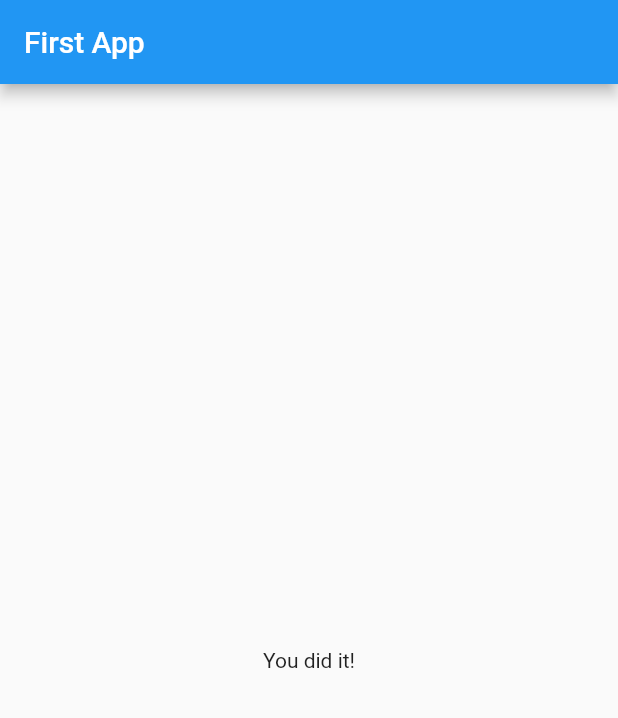
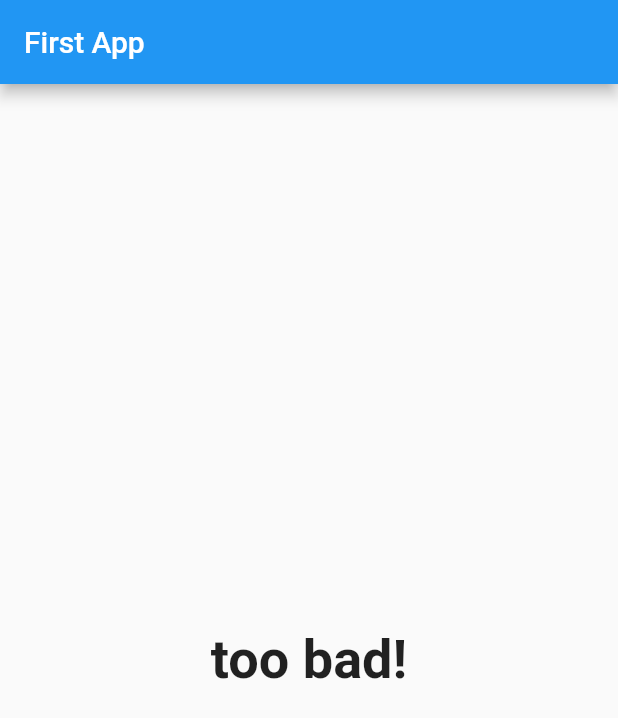
Before and after one commit to 17app001/flutter_practice, a Flutter app: the screen it shows after launch, after a tap on "Black", after a tap on "Dog", after a tap on "Coding", on a phone screen of 412 x 824 dp. Shown: the top 718 px of the screen. Run offline on Flutter 3.47's test engine with Material 2 defaults, Android fonts, the light colour scheme and no system bars.

Commit message:
完成題目增加分數，分離quiz.dart & result.dart 計算總分功能

```diff
--- a/lib/main.dart
+++ b/lib/main.dart
@@ -1,7 +1,7 @@
 // ignore_for_file: deprecated_member_use, avoid_print
 import 'package:flutter/material.dart';
-import './question.dart';
-import './answer.dart';
+import './quiz.dart';
+import './result.dart';
 
 void main() => runApp(MyApp());
 
@@ -14,30 +14,46 @@
 
 // 轉換成私有類
 class _MyAppState extends State<MyApp> {
-  final questions = const [
+  final _questions = const [
     {
       'question': 'What\'s your favorite color?',
-      'answers': ['Black', 'Red', 'Green', 'White']
+      'answers': [
+        {'text': 'Black', 'score': 10},
+        {'text': 'Red', 'score': 20},
+        {'text': 'Green', 'score': 30},
+        {'text': 'White', 'score': 0},
+      ]
     },
     {
       'question': 'What\'s your favorite animal?',
-      'answers': ['Rabbit', 'Dog', 'Cat', 'Bird']
+      'answers': [
+        {'text': 'Rabbit', 'score': 30},
+        {'text': 'Dog', 'score': 20},
+        {'text': 'Cat', 'score': 0},
+        {'text': 'Bird', 'score': 10},
+      ]
     },
     {
       'question': 'What\'s your favorite habit?',
-      'answers': ['Reading', 'Walking', 'Coding', 'Playing']
+      'answers': [
+        {'text': 'Reading', 'score': 10},
+        {'text': 'Walking', 'score': 0},
+        {'text': 'Coding', 'score': 20},
+        {'text': 'Playing', 'score': 40},
+      ]
     },
   ];
 
   // 增加底線私有屬性
   int _questionIndex = 0;
+  int _totalScore = 0;
 
   // 函示宣告(私有函式)
-  void _answerQuestion() {
-    if (_questionIndex >= questions.length) {
+  void _answerQuestion(int score) {
+    if (_questionIndex >= _questions.length) {
       return;
     }
-
+    _totalScore += score;
     setState(() {
       _questionIndex++;
     });
@@ -46,20 +62,13 @@
   @override
   Widget build(BuildContext context) {
     var appBar = AppBar(title: Text('First App'));
-    var appBody = _questionIndex < questions.length
-        ? Column(
-            children: [
-              // 使用as確認類型
-              Question(questions[_questionIndex]['question'] as String),
-              // 使用callback
-              ...(questions[_questionIndex]['answers'] as List<String>)
-                  .map((answer) => Answer(_answerQuestion, answer))
-                  .toList(),
-            ],
+    var appBody = _questionIndex < _questions.length
+        ? Quiz(
+            answerQuestion: _answerQuestion,
+            questions: _questions,
+            questionIndex: _questionIndex,
           )
-        : Center(
-            child: Text('You did it!'),
-          );
+        : Result(_totalScore);
 
     return MaterialApp(
         home: Scaffold(
--- /dev/null
+++ b/lib/quiz.dart
@@ -0,0 +1,29 @@
+import 'package:flutter/material.dart';
+import './question.dart';
+import './answer.dart';
+
+class Quiz extends StatelessWidget {
+  final Function answerQuestion;
+  final List<Map<String, Object>> questions;
+  final int questionIndex;
+
+  const Quiz(
+      {@required this.answerQuestion,
+      @required this.questions,
+      @required this.questionIndex});
+
+  @override
+  Widget build(BuildContext context) {
+    return Column(
+      children: [
+        // 使用as確認類型
+        Question(questions[questionIndex]['question'] as String),
+        // 使用callback
+        ...(questions[questionIndex]['answers'] as List<Map<String, Object>>)
+            .map((answer) => Answer(() => answerQuestion(answer['score']),
+                answer['text'] as String))
+            .toList(),
+      ],
+    );
+  }
+}
--- /dev/null
+++ b/lib/result.dart
@@ -0,0 +1,37 @@
+import 'package:flutter/material.dart';
+
+class Result extends StatelessWidget {
+  final int resultScore;
+
+  const Result(this.resultScore);
+
+  // 使用屬性
+  String get resultPhrase {
+    String resultText;
+    if (resultScore == 100) {
+      resultText = 'Awsome!';
+    } else if (resultScore >= 90) {
+      resultText = 'Perfect!';
+    } else if (resultScore >= 70) {
+      resultText = 'Not bad!';
+    } else {
+      resultText = 'too bad!';
+    }
+
+    return resultText;
+  }
+
+  @override
+  Widget build(BuildContext context) {
+    return Center(
+      child: Text(
+        resultPhrase,
+        style: TextStyle(
+          fontSize: 36,
+          fontWeight: FontWeight.bold,
+        ),
+        textAlign: TextAlign.center,
+      ),
+    );
+  }
+}
```
